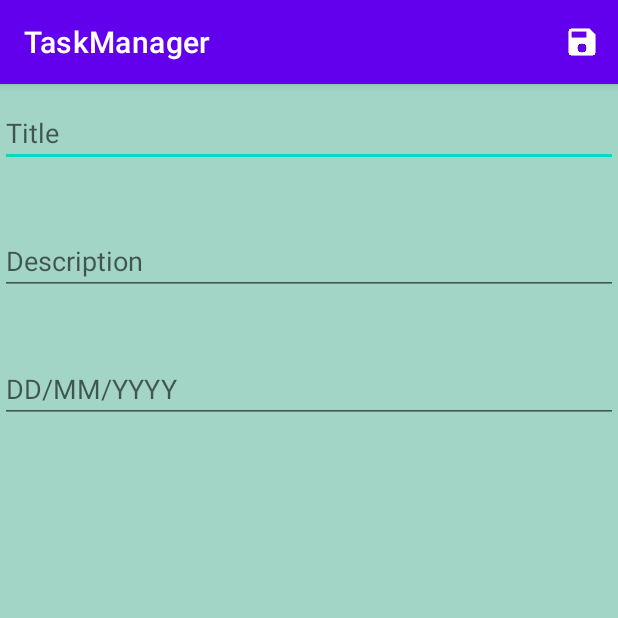
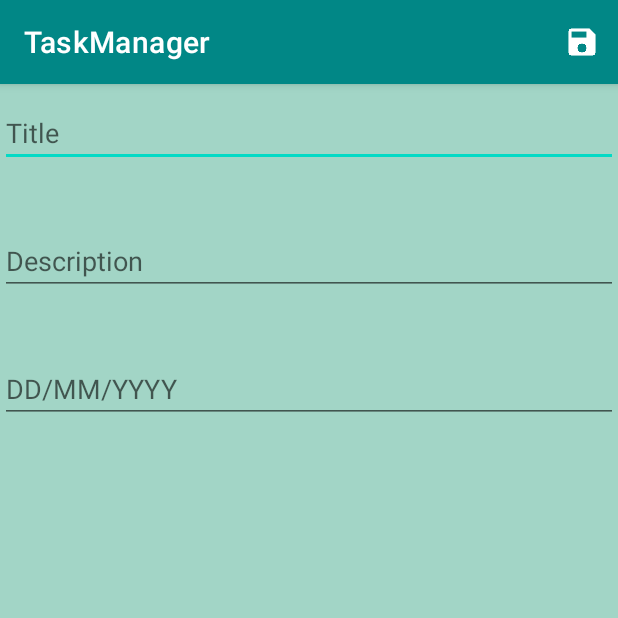
Before and after one commit to binarysmith1719/NoteTaking-Application, an Android app: the AddTaskActivity screen opened directly, with no data from a screen before it, on a phone screen of 412 x 824 dp, the top half of it. Run offline under Robolectric (Android 15) with nearby library versions, the phone set to English and light mode, and no system bars.

```diff
--- a/app/src/main/java/com/codezilla/taskmanager/View/AddTaskActivity.kt
+++ b/app/src/main/java/com/codezilla/taskmanager/View/AddTaskActivity.kt
@@ -1,11 +1,14 @@
 package com.codezilla.taskmanager.View
 
 import android.content.Intent
+import android.graphics.Color
+import android.graphics.drawable.ColorDrawable
 import android.os.Bundle
 import android.view.Menu
 import android.view.MenuItem
 import android.widget.EditText
 import android.widget.Toast
+import androidx.appcompat.app.ActionBar
 import androidx.appcompat.app.AppCompatActivity
 import com.codezilla.taskmanager.R
 
@@ -20,6 +23,11 @@ class AddTaskActivity : AppCompatActivity() {
          editTitle=findViewById(R.id.edit_text_title)
          editDes=findViewById(R.id.exit_text_desc)
          editTimeStamp=findViewById(R.id.edtxTimeStamp)
+
+        val actionBar: ActionBar?
+        actionBar = supportActionBar
+        val colorDrawable = ColorDrawable(Color.parseColor("#FF018786"))
+        actionBar?.setBackgroundDrawable(colorDrawable)
     }
     override fun onCreateOptionsMenu(menu: Menu?): Boolean {
         var menuInflater=getMenuInflater().inflate(R.menu.note_menu,menu)
--- a/app/src/main/res/layout/tasklist.xml
+++ b/app/src/main/res/layout/tasklist.xml
@@ -2,7 +2,9 @@
 <RelativeLayout xmlns:android="http://schemas.android.com/apk/res/android"
     android:layout_width="match_parent"
     android:layout_height="wrap_content"
-    android:layout_margin="5dp"
+    android:layout_marginTop="7dp"
+    android:layout_marginLeft="5dp"
+    android:layout_marginRight="5dp"
     android:background="@drawable/task_background">
 
     <TextView
```
Also changed, not shown: app/src/main/java/com/codezilla/taskmanager/View/AuthActivity.kt (+7 -34 lines).
